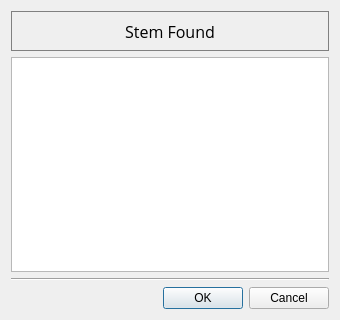
Old version of the form ui/xml/stem.ui in the repository janoschortmann/abstract-screening.
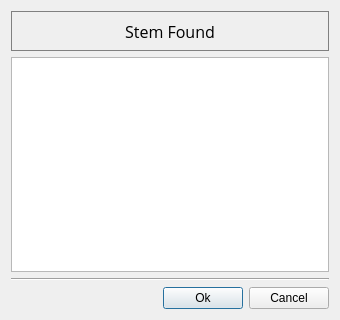
New version of the form.

Patch:
```diff
--- a/ui/xml/stem.ui
+++ b/ui/xml/stem.ui
@@ -62,11 +62,35 @@
     </widget>
    </item>
    <item>
-    <widget class="QDialogButtonBox" name="button_box">
-     <property name="standardButtons">
-      <set>QDialogButtonBox::StandardButton::Cancel|QDialogButtonBox::StandardButton::Ok</set>
-     </property>
-    </widget>
+    <layout class="QHBoxLayout" name="buttonbox">
+     <item>
+      <spacer name="spacer">
+       <property name="orientation">
+        <enum>Qt::Orientation::Horizontal</enum>
+       </property>
+       <property name="sizeHint" stdset="0">
+        <size>
+         <width>40</width>
+         <height>20</height>
+        </size>
+       </property>
+      </spacer>
+     </item>
+     <item>
+      <widget class="QPushButton" name="ok">
+       <property name="text">
+        <string>Ok</string>
+       </property>
+      </widget>
+     </item>
+     <item>
+      <widget class="QPushButton" name="cancel">
+       <property name="text">
+        <string>Cancel</string>
+       </property>
+      </widget>
+     </item>
+    </layout>
    </item>
   </layout>
  </widget>
```
